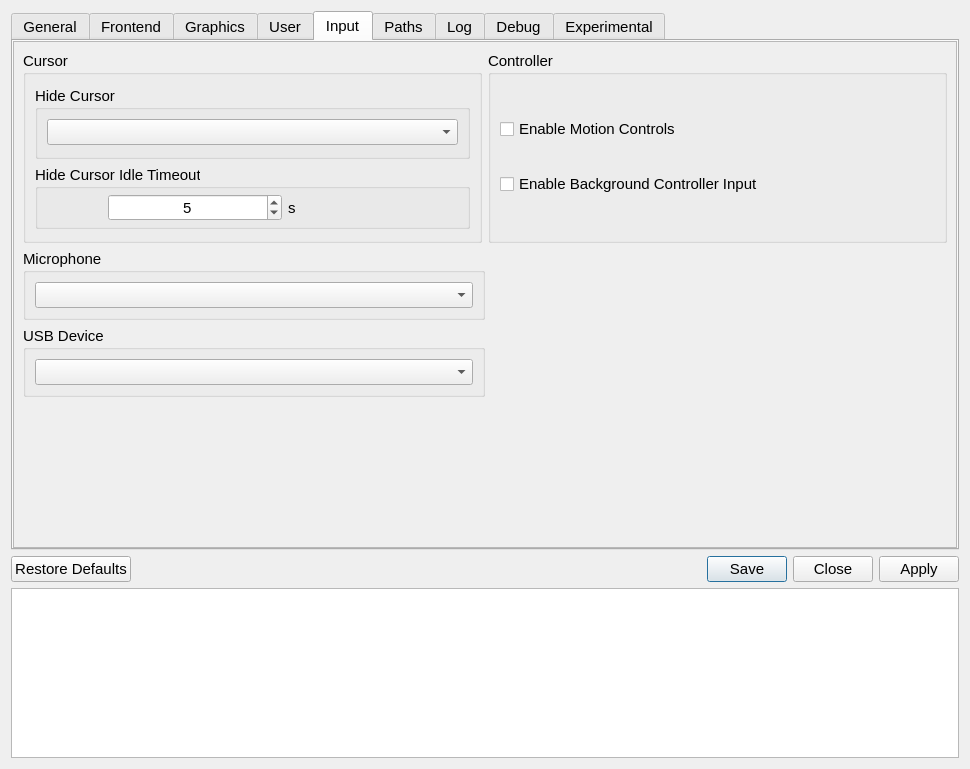
Qt form src/qt_gui/settings_dialog.ui (shadps4-emu/shadps4-qtlauncher) before a commit.
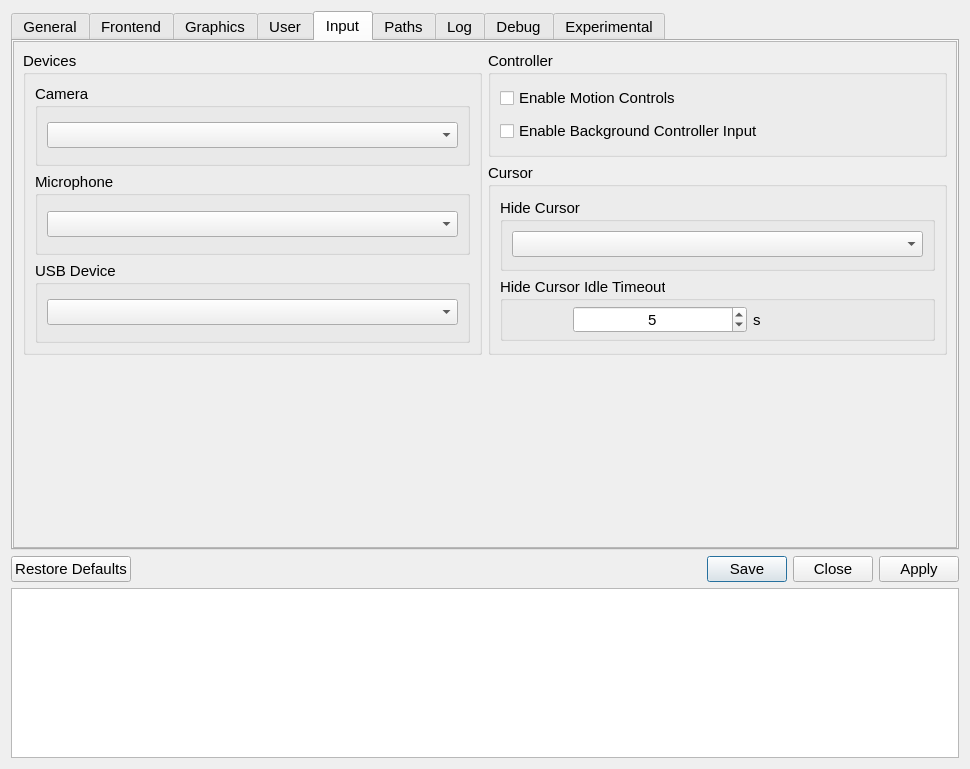
The same form after that commit. The open tabs and pages were chosen to show the change. Icons and pictures are not drawn.

```diff
--- a/src/qt_gui/settings_dialog.ui
+++ b/src/qt_gui/settings_dialog.ui
@@ -119,6 +119,84 @@
                 </widget>
                </item>
                <item>
+                <widget class="QGroupBox" name="emulatorSettingsGroupBox">
+                 <property name="sizePolicy">
+                  <sizepolicy hsizetype="Preferred" vsizetype="Preferred">
+                   <horstretch>0</horstretch>
+                   <verstretch>0</verstretch>
+                  </sizepolicy>
+                 </property>
+                 <property name="title">
+                  <string>Miscellaneous</string>
+                 </property>
+                 <property name="flat">
+                  <bool>false</bool>
+                 </property>
+                 <property name="checkable">
+                  <bool>false</bool>
+                 </property>
+                 <layout class="QVBoxLayout" name="additionalSettingsVLayout" stretch="0">
+                  <property name="spacing">
+                   <number>6</number>
+                  </property>
+                  <property name="leftMargin">
+                   <number>9</number>
+                  </property>
+                  <property name="topMargin">
+                   <number>9</number>
+                  </property>
+                  <property name="rightMargin">
+                   <number>9</number>
+                  </property>
+                  <property name="bottomMargin">
+                   <number>9</number>
+                  </property>
+                  <item>
+                   <widget class="QCheckBox" name="showSplashCheckBox">
+                    <property name="text">
+                     <string>Show Splash Screen When Launching Game</string>
+                    </property>
+                   </widget>
+                  </item>
+                 </layout>
+                </widget>
+               </item>
+              </layout>
+             </widget>
+            </item>
+            <item>
+             <spacer name="verticalSpacer_3">
+              <property name="orientation">
+               <enum>Qt::Orientation::Vertical</enum>
+              </property>
+              <property name="sizeHint" stdset="0">
+               <size>
+                <width>20</width>
+                <height>40</height>
+               </size>
+              </property>
+             </spacer>
+            </item>
+           </layout>
+          </item>
+          <item>
+           <layout class="QVBoxLayout" name="emulatorTabLayoutMiddle">
+            <property name="leftMargin">
+             <number>0</number>
+            </property>
+            <property name="rightMargin">
+             <number>0</number>
+            </property>
+            <property name="bottomMargin">
+             <number>0</number>
+            </property>
+            <item>
+             <widget class="QGroupBox" name="groupBox_3">
+              <property name="title">
+               <string>Audio</string>
+              </property>
+              <layout class="QVBoxLayout" name="verticalLayout_16">
+               <item>
                 <widget class="QGroupBox" name="volumeSliderElement">
                  <property name="title">
                   <string>Volume</string>
@@ -1483,7 +1561,7 @@
          <height>505</height>
         </rect>
        </property>
-       <layout class="QVBoxLayout" name="inputTabVLayout" stretch="0,0,0">
+       <layout class="QVBoxLayout" name="inputTabVLayout" stretch="0,0">
         <item>
          <layout class="QHBoxLayout" name="inputTabHLayoutTop" stretch="1,1">
           <item>
@@ -1494,7 +1572,118 @@
             <property name="bottomMargin">
              <number>0</number>
             </property>
-            <item alignment="Qt::AlignmentFlag::AlignTop">
+            <item>
+             <widget class="QGroupBox" name="groupBox">
+              <property name="title">
+               <string>Devices</string>
+              </property>
+              <layout class="QVBoxLayout" name="verticalLayout_6">
+               <item>
+                <widget class="QGroupBox" name="cameraGroupBox">
+                 <property name="title">
+                  <string>Camera</string>
+                 </property>
+                 <layout class="QVBoxLayout" name="verticalLayout_17">
+                  <item>
+                   <widget class="QComboBox" name="cameraComboBox"/>
+                  </item>
+                 </layout>
+                </widget>
+               </item>
+               <item>
+                <widget class="QGroupBox" name="MicGroupBox">
+                 <property name="sizePolicy">
+                  <sizepolicy hsizetype="Expanding" vsizetype="Preferred">
+                   <horstretch>0</horstretch>
+                   <verstretch>0</verstretch>
+                  </sizepolicy>
+                 </property>
+                 <property name="title">
+                  <string>Microphone</string>
+                 </property>
+                 <layout class="QHBoxLayout" name="horizontalLayout_7">
+                  <item>
+                   <widget class="QComboBox" name="micComboBox"/>
+                  </item>
+                 </layout>
+                </widget>
+               </item>
+               <item>
+                <widget class="QGroupBox" name="USBDeviceGroupBox">
+                 <property name="sizePolicy">
+                  <sizepolicy hsizetype="Expanding" vsizetype="Preferred">
+                   <horstretch>0</horstretch>
+                   <verstretch>0</verstretch>
+                  </sizepolicy>
+                 </property>
+                 <property name="title">
+                  <string>USB Device</string>
+                 </property>
+                 <layout class="QHBoxLayout" name="horizontalLayout_7_1">
+                  <item>
+                   <widget class="QComboBox" name="usbComboBox"/>
+                  </item>
+                 </layout>
+                </widget>
+               </item>
+              </layout>
+             </widget>
+            </item>
+           </layout>
+          </item>
+          <item>
+           <layout class="QVBoxLayout" name="ControllerTabLayoutMiddle">
+            <item>
+             <widget class="QGroupBox" name="ControllerGroupBox">
+              <property name="sizePolicy">
+               <sizepolicy hsizetype="MinimumExpanding" vsizetype="Preferred">
+                <horstretch>0</horstretch>
+                <verstretch>0</verstretch>
+               </sizepolicy>
+              </property>
+              <property name="title">
+               <string>Controller</string>
+              </property>
+              <property name="alignment">
+               <set>Qt::AlignmentFlag::AlignLeading|Qt::AlignmentFlag::AlignLeft|Qt::AlignmentFlag::AlignTop</set>
+              </property>
+              <property name="flat">
+               <bool>false</bool>
+              </property>
+              <layout class="QVBoxLayout" name="ControllerLayout">
+               <property name="spacing">
+                <number>9</number>
+               </property>
+               <property name="topMargin">
+                <number>11</number>
+               </property>
+               <property name="bottomMargin">
+                <number>11</number>
+               </property>
+               <item>
+                <widget class="QCheckBox" name="motionControlsCheckBox">
+                 <property name="sizePolicy">
+                  <sizepolicy hsizetype="Minimum" vsizetype="Maximum">
+                   <horstretch>0</horstretch>
+                   <verstretch>0</verstretch>
+                  </sizepolicy>
+                 </property>
+                 <property name="text">
+                  <string>Enable Motion Controls</string>
+                 </property>
+                </widget>
+               </item>
+               <item>
+                <widget class="QCheckBox" name="backgroundControllerCheckBox">
+                 <property name="text">
+                  <string>Enable Background Controller Input</string>
+                 </property>
+                </widget>
+               </item>
+              </layout>
+             </widget>
+            </item>
+            <item>
              <widget class="QGroupBox" name="cursorGroupBox">
               <property name="title">
                <string>Cursor</string>
@@ -1639,127 +1828,10 @@
             </item>
            </layout>
           </item>
-          <item>
-           <layout class="QVBoxLayout" name="ControllerTabLayoutMiddle">
-            <item>
-             <widget class="QGroupBox" name="ControllerGroupBox">
-              <property name="sizePolicy">
-               <sizepolicy hsizetype="MinimumExpanding" vsizetype="Preferred">
-                <horstretch>0</horstretch>
-                <verstretch>0</verstretch>
-               </sizepolicy>
-              </property>
-              <property name="title">
-               <string>Controller</string>
-              </property>
-              <property name="alignment">
-               <set>Qt::AlignmentFlag::AlignLeading|Qt::AlignmentFlag::AlignLeft|Qt::AlignmentFlag::AlignTop</set>
-              </property>
-              <property name="flat">
-               <bool>false</bool>
-              </property>
-              <layout class="QVBoxLayout" name="ControllerLayout">
-               <property name="spacing">
-                <number>0</number>
-               </property>
-               <property name="topMargin">
-                <number>11</number>
-               </property>
-               <property name="bottomMargin">
-                <number>11</number>
-               </property>
-               <item>
-                <widget class="QCheckBox" name="motionControlsCheckBox">
-                 <property name="sizePolicy">
-                  <sizepolicy hsizetype="Minimum" vsizetype="Maximum">
-                   <horstretch>0</horstretch>
-                   <verstretch>0</verstretch>
-                  </sizepolicy>
-                 </property>
-                 <property name="text">
-                  <string>Enable Motion Controls</string>
-                 </property>
-                </widget>
-               </item>
-               <item>
-                <widget class="QCheckBox" name="backgroundControllerCheckBox">
-                 <property name="text">
-                  <string>Enable Background Controller Input</string>
-                 </property>
-                </widget>
-               </item>
-              </layout>
-             </widget>
-            </item>
-           </layout>
-          </item>
          </layout>
         </item>
         <item>
-         <layout class="QHBoxLayout" name="inputTabHLayoutBottom">
-          <property name="topMargin">
-           <number>0</number>
-          </property>
-          <item>
-           <layout class="QHBoxLayout" name="micTabLayoutLeft"/>
-          </item>
-          <item>
-           <layout class="QVBoxLayout" name="verticalLayout_16">
-            <item>
-             <widget class="QGroupBox" name="MicGroupBox">
-              <property name="sizePolicy">
-               <sizepolicy hsizetype="Expanding" vsizetype="Preferred">
-                <horstretch>0</horstretch>
-                <verstretch>0</verstretch>
-               </sizepolicy>
-              </property>
-              <property name="title">
-               <string>Microphone</string>
-              </property>
-              <layout class="QHBoxLayout" name="horizontalLayout_7">
-               <item>
-                <widget class="QComboBox" name="micComboBox"/>
-               </item>
-              </layout>
-             </widget>
-            </item>
-            <item>
-             <widget class="QGroupBox" name="USBDeviceGroupBox">
-              <property name="sizePolicy">
-               <sizepolicy hsizetype="Expanding" vsizetype="Preferred">
-                <horstretch>0</horstretch>
-                <verstretch>0</verstretch>
-               </sizepolicy>
-              </property>
-              <property name="title">
-               <string>USB Device</string>
-              </property>
-              <layout class="QHBoxLayout" name="horizontalLayout_7_1">
-               <item>
-                <widget class="QComboBox" name="usbComboBox"/>
-               </item>
-              </layout>
-             </widget>
-            </item>
-           </layout>
-          </item>
-          <item>
-           <spacer name="horizontalSpacer_8">
-            <property name="orientation">
-             <enum>Qt::Orientation::Horizontal</enum>
-            </property>
-            <property name="sizeHint" stdset="0">
-             <size>
-              <width>40</width>
-              <height>20</height>
-             </size>
-            </property>
-           </spacer>
-          </item>
-         </layout>
-        </item>
-        <item>
-         <spacer name="verticalSpacer_11">
+         <spacer name="verticalSpacer_8">
           <property name="orientation">
            <enum>Qt::Orientation::Vertical</enum>
           </property>
```
Left out of the diff: 141 changed lines with no effect on the pictures.
